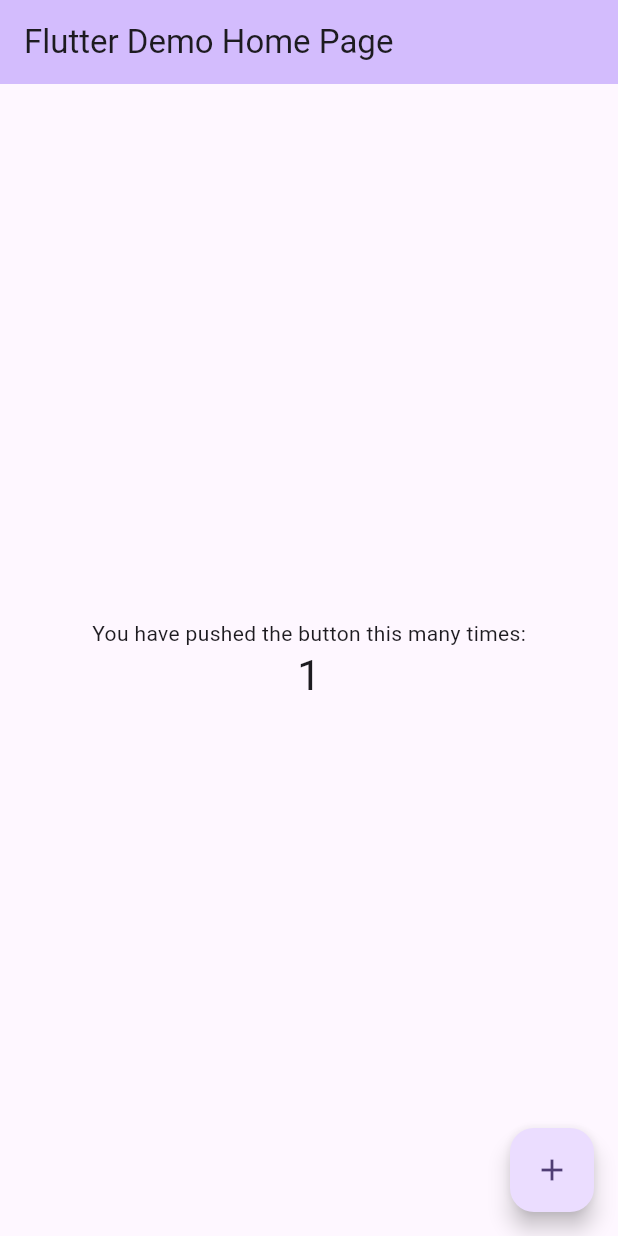
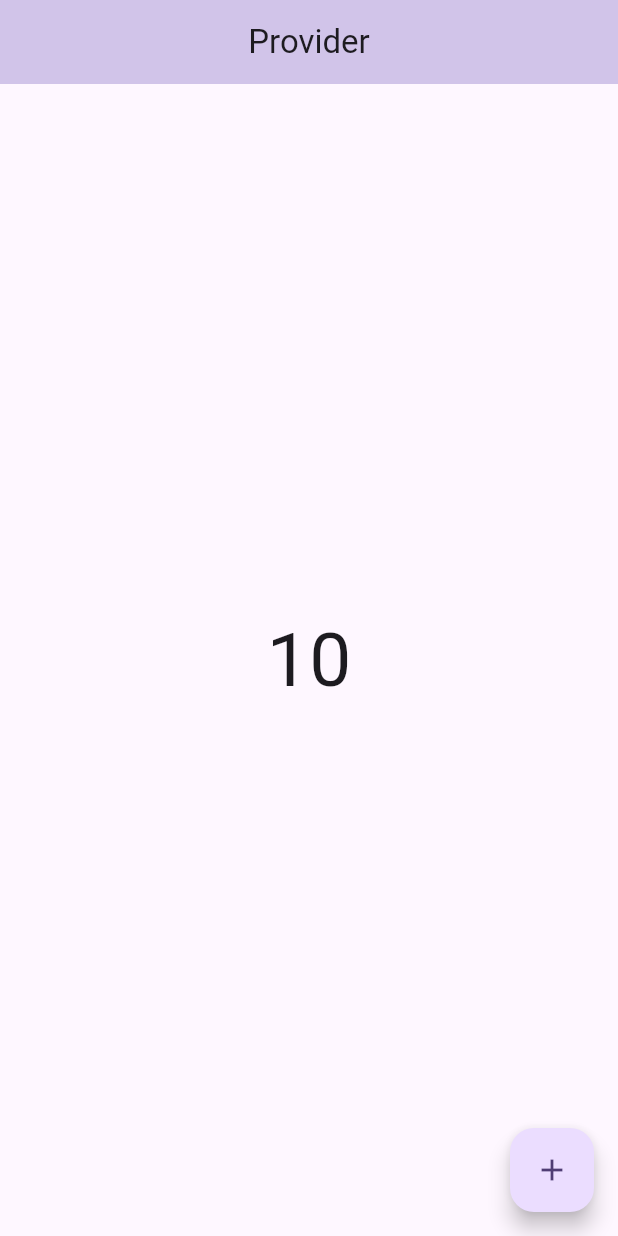
Before and after one commit to inzamam9494/fllutter_state_mangement_Learn, a Flutter app: the screen it shows after launch, after a tap on the "add" icon, on a phone screen of 412 x 824 dp. Run offline on Flutter 3.47's test engine with Material 3 defaults, Android fonts, the phone set to English and light mode, and no system bars.

Commit message:
Day 1 - Provider State Management

```diff
--- a/lib/main.dart
+++ b/lib/main.dart
@@ -1,4 +1,7 @@
 import 'package:flutter/material.dart';
+import 'package:provider/provider.dart';
+import 'package:state_management/provider/count_provider.dart';
+import 'package:state_management/screens/count_example.dart';
 
 void main() {
   runApp(const MyApp());
@@ -10,116 +13,16 @@ class MyApp extends StatelessWidget {
   // This widget is the root of your application.
   @override
   Widget build(BuildContext context) {
-    return MaterialApp(
-      title: 'Flutter Demo',
-      theme: ThemeData(
-        // This is the theme of your application.
-        //
-        // TRY THIS: Try running your application with "flutter run". You'll see
-        // the application has a purple toolbar. Then, without quitting the app,
-        // try changing the seedColor in the colorScheme below to Colors.green
-        // and then invoke "hot reload" (save your changes or press the "hot
-        // reload" button in a Flutter-supported IDE, or press "r" if you used
-        // the command line to start the app).
-        //
-        // Notice that the counter didn't reset back to zero; the application
-        // state is not lost during the reload. To reset the state, use hot
-        // restart instead.
-        //
-        // This works for code too, not just values: Most code changes can be
-        // tested with just a hot reload.
-        colorScheme: ColorScheme.fromSeed(seedColor: Colors.deepPurple),
-        useMaterial3: true,
+    return ChangeNotifierProvider(
+      create: (_) => CountProvider(),
+      child: MaterialApp(
+        title: 'Flutter Demo',
+        theme: ThemeData(
+          colorScheme: ColorScheme.fromSeed(seedColor: Colors.deepPurple),
+          useMaterial3: true,
+        ),
+        home: const CountExample(),
       ),
-      home: const MyHomePage(title: 'Flutter Demo Home Page'),
     );
   }
 }
-
-class MyHomePage extends StatefulWidget {
-  const MyHomePage({super.key, required this.title});
-
-  // This widget is the home page of your application. It is stateful, meaning
-  // that it has a State object (defined below) that contains fields that affect
-  // how it looks.
-
-  // This class is the configuration for the state. It holds the values (in this
-  // case the title) provided by the parent (in this case the App widget) and
-  // used by the build method of the State. Fields in a Widget subclass are
-  // always marked "final".
-
-  final String title;
-
-  @override
-  State<MyHomePage> createState() => _MyHomePageState();
-}
-
-class _MyHomePageState extends State<MyHomePage> {
-  int _counter = 0;
-
-  void _incrementCounter() {
-    setState(() {
-      // This call to setState tells the Flutter framework that something has
-      // changed in this State, which causes it to rerun the build method below
-      // so that the display can reflect the updated values. If we changed
-      // _counter without calling setState(), then the build method would not be
-      // called again, and so nothing would appear to happen.
-      _counter++;
-    });
-  }
-
-  @override
-  Widget build(BuildContext context) {
-    // This method is rerun every time setState is called, for instance as done
-    // by the _incrementCounter method above.
-    //
-    // The Flutter framework has been optimized to make rerunning build methods
-    // fast, so that you can just rebuild anything that needs updating rather
-    // than having to individually change instances of widgets.
-    return Scaffold(
-      appBar: AppBar(
-        // TRY THIS: Try changing the color here to a specific color (to
-        // Colors.amber, perhaps?) and trigger a hot reload to see the AppBar
-        // change color while the other colors stay the same.
-        backgroundColor: Theme.of(context).colorScheme.inversePrimary,
-        // Here we take the value from the MyHomePage object that was created by
-        // the App.build method, and use it to set our appbar title.
-        title: Text(widget.title),
-      ),
-      body: Center(
-        // Center is a layout widget. It takes a single child and positions it
-        // in the middle of the parent.
-        child: Column(
-          // Column is also a layout widget. It takes a list of children and
-          // arranges them vertically. By default, it sizes itself to fit its
-          // children horizontally, and tries to be as tall as its parent.
-          //
-          // Column has various properties to control how it sizes itself and
-          // how it positions its children. Here we use mainAxisAlignment to
-          // center the children vertically; the main axis here is the vertical
-          // axis because Columns are vertical (the cross axis would be
-          // horizontal).
-          //
-          // TRY THIS: Invoke "debug painting" (choose the "Toggle Debug Paint"
-          // action in the IDE, or press "p" in the console), to see the
-          // wireframe for each widget.
-          mainAxisAlignment: MainAxisAlignment.center,
-          children: <Widget>[
-            const Text(
-              'You have pushed the button this many times:',
-            ),
-            Text(
-              '$_counter',
-              style: Theme.of(context).textTheme.headlineMedium,
-            ),
-          ],
-        ),
-      ),
-      floatingActionButton: FloatingActionButton(
-        onPressed: _incrementCounter,
-        tooltip: 'Increment',
-        child: const Icon(Icons.add),
-      ), // This trailing comma makes auto-formatting nicer for build methods.
-    );
-  }
-}
--- /dev/null
+++ b/lib/provider/count_provider.dart
@@ -0,0 +1,12 @@
+import 'package:flutter/cupertino.dart';
+import 'package:flutter/foundation.dart';
+
+class CountProvider with ChangeNotifier{
+  int _count = 0;
+  int get count => _count;
+
+  void setCount(){
+    _count++;
+    notifyListeners();
+  }
+}
--- /dev/null
+++ b/lib/screens/count_example.dart
@@ -0,0 +1,54 @@
+import 'dart:async';
+
+import 'package:flutter/material.dart';
+import 'package:provider/provider.dart';
+import 'package:state_management/provider/count_provider.dart';
+
+class CountExample extends StatefulWidget {
+  const CountExample({super.key});
+
+  @override
+  State<CountExample> createState() => _CountExampleState();
+}
+
+class _CountExampleState extends State<CountExample> {
+
+  @override
+  void initState() {
+    // TODO: implement initState
+    final countProvider = Provider.of<CountProvider>(context, listen: false);
+    super.initState();
+    Timer.periodic(Duration(seconds: 1), (timer) {
+      countProvider.setCount();
+    });
+  }
+
+  @override
+  Widget build(BuildContext context) {
+    final countProvider = Provider.of<CountProvider>(context, listen: false);
+    print('build');
+
+    return Scaffold(
+      appBar: AppBar(
+        backgroundColor: Colors.deepPurple[100],
+        centerTitle: true,
+        title: const Text("Provider"),
+      ),
+      body: Center(
+        child: Consumer<CountProvider>(builder: (context,value,child){
+          print('only the widget build');
+          return Text(
+            countProvider.count.toString(),
+            style: const TextStyle(fontSize: 50),
+          );
+        },)
+      ),
+      floatingActionButton: FloatingActionButton(
+        onPressed: () {
+          countProvider.setCount();
+        },
+        child: const Icon(Icons.add),
+      ),
+    );
+  }
+}
--- a/pubspec.yaml
+++ b/pubspec.yaml
@@ -35,6 +35,7 @@ dependencies:
   # The following adds the Cupertino Icons font to your application.
   # Use with the CupertinoIcons class for iOS style icons.
   cupertino_icons: ^1.0.2
+  provider: ^6.1.2
 
 dev_dependencies:
   flutter_test:
```
Also changed, not shown: pubspec.lock.
